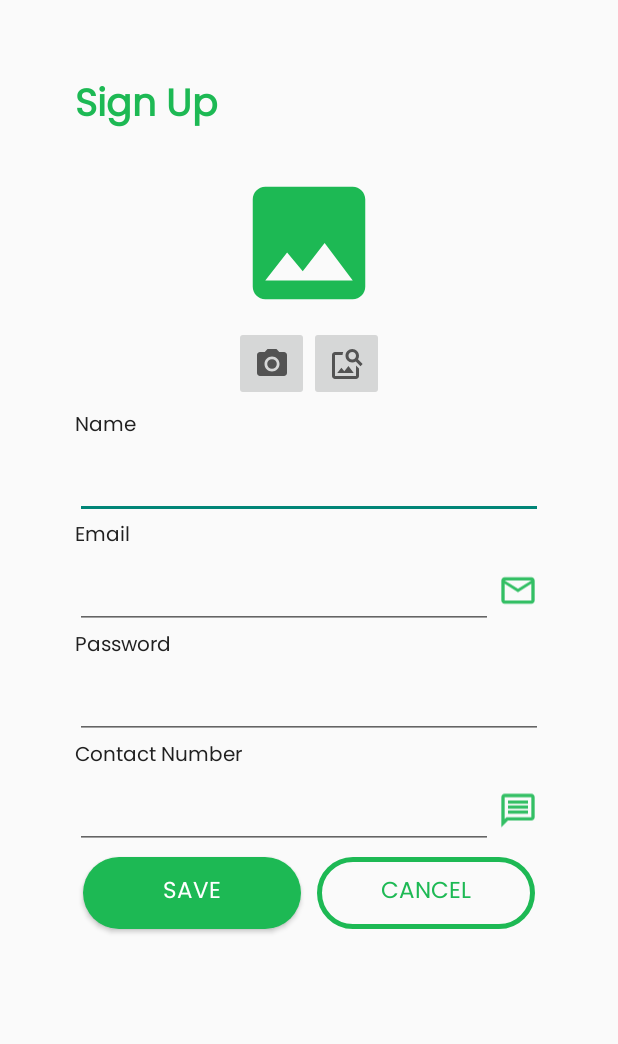
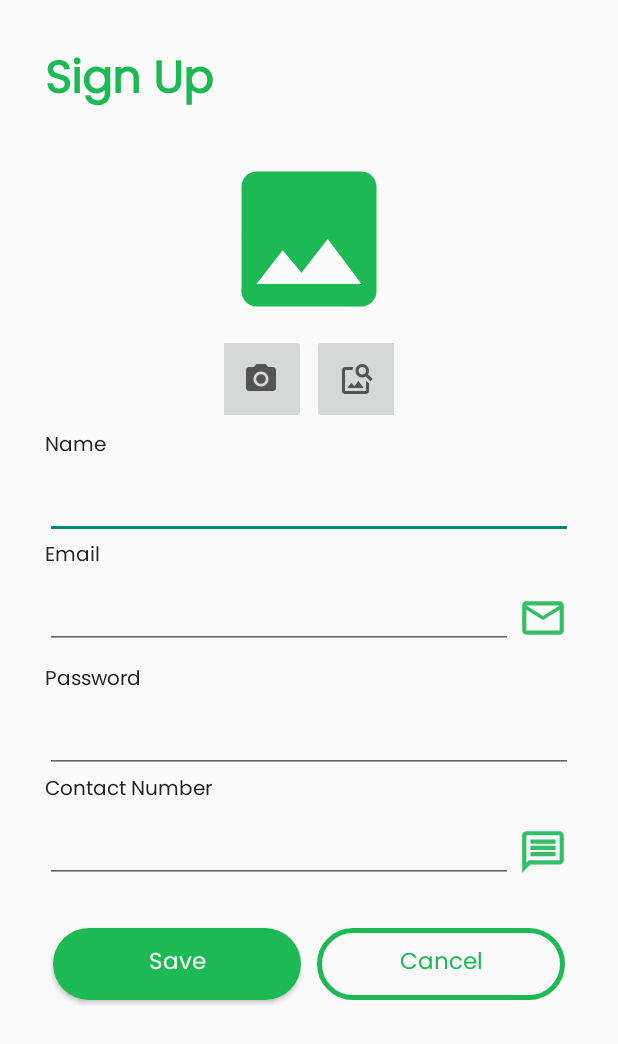
Before and after one commit to djaydevs/android-music-player, an Android app: the SignUpActivity screen opened directly, with no data from a screen before it, on a phone screen of 412 x 824 dp. Shown: the top 1044 px of the screen. Run offline under Robolectric (Android 15) with nearby library versions, the phone set to English and light mode, and no system bars.

Commit message:
minor changes

```diff
--- a/app/src/main/AndroidManifest.xml
+++ b/app/src/main/AndroidManifest.xml
@@ -33,7 +33,7 @@
                 android:value="" />
         </activity>
         <activity
-            android:name=".MainActivity"
+            android:name=".LogInActivity"
             android:exported="true">
 
 
--- a/app/src/main/res/layout/activity_playlist.xml
+++ b/app/src/main/res/layout/activity_playlist.xml
@@ -42,6 +42,7 @@
             android:background="@drawable/button"
             android:fontFamily="@font/poppins"
             android:text="Search"
+            android:textAllCaps="false"
             android:textColor="@color/white" />
 
         <Button
@@ -53,6 +54,7 @@
             android:background="@drawable/button3"
             android:fontFamily="@font/poppins"
             android:text="Stop"
+            android:textAllCaps="false"
             android:textColor="@color/green_500" />
     </LinearLayout>
 
--- a/app/src/main/res/layout/activity_sign_up.xml
+++ b/app/src/main/res/layout/activity_sign_up.xml
@@ -4,7 +4,7 @@
     xmlns:tools="http://schemas.android.com/tools"
     android:layout_width="match_parent"
     android:layout_height="match_parent"
-    android:padding="50dp"
+    android:padding="30dp"
     android:orientation="vertical"
     tools:context=".SignUpActivity">
 
@@ -15,32 +15,35 @@
         android:fontFamily="@font/poppins"
         android:text="Sign Up"
         android:textColor="@color/green_500"
-        android:textSize="25sp"
+        android:textSize="30sp"
         android:textStyle="bold" />
 
     <ImageView
         android:id="@+id/imgProfile"
         android:layout_gravity="center"
-        android:layout_width="100dp"
-        android:layout_height="100dp"
+        android:layout_width="120dp"
+        android:layout_height="120dp"
         android:src="@drawable/ic_image"/>
 
     <LinearLayout
         android:layout_gravity="center"
-        android:layout_width="wrap_content"
+        android:gravity="center"
+        android:layout_width="120dp"
         android:layout_height="wrap_content"
-        android:padding="5dp">
+        android:padding="3dp">
 
         <ImageButton
             android:id="@+id/btnCamera"
-            android:layout_width="50dp"
-            android:layout_height="50dp"
+            android:layout_width="60dp"
+            android:layout_height="60dp"
+            android:layout_marginRight="2dp"
             android:src="@drawable/ic_camera"/>
 
         <ImageButton
             android:id="@+id/btnGallery"
-            android:layout_width="50dp"
-            android:layout_height="50dp"
+            android:layout_width="60dp"
+            android:layout_height="60dp"
+            android:layout_marginLeft="2dp"
             android:src="@drawable/ic_imgsearch"/>
     </LinearLayout>
 
@@ -93,11 +96,12 @@
                 android:textColor="@color/black_400" />
             <ImageView
                 android:id="@+id/btnMail"
-                android:layout_width="50dp"
-                android:layout_height="50dp"
+                android:layout_width="60dp"
+                android:layout_height="60dp"
                 android:padding="3dp"
                 android:src="@drawable/ic_mail"
-                android:layout_weight="0.5"/>
+                android:layout_weight="0.5"
+                android:clickable="true"/>
         </LinearLayout>
     </LinearLayout>
 
@@ -147,17 +151,19 @@
                 android:fontFamily="@font/poppins" />
             <ImageView
                 android:id="@+id/btnContact"
-                android:layout_width="50dp"
-                android:layout_height="50dp"
+                android:layout_width="60dp"
+                android:layout_height="60dp"
                 android:padding="3dp"
                 android:src="@drawable/ic_message"
-                android:layout_weight="0.5"/>
+                android:layout_weight="0.5"
+                android:clickable="true"/>
         </LinearLayout>
     </LinearLayout>
 
     <LinearLayout
         android:layout_width="match_parent"
         android:layout_height="wrap_content"
+        android:layout_marginTop="15dp"
         android:orientation="horizontal">
 
         <Button
@@ -170,6 +176,7 @@
             android:fontFamily="@font/poppins"
             android:text="Save"
             android:textSize="15sp"
+            android:textAllCaps="false"
             android:textColor="@color/white" />
 
         <Button
@@ -182,6 +189,7 @@
             android:fontFamily="@font/poppins"
             android:text="Cancel"
             android:textSize="15sp"
+            android:textAllCaps="false"
             android:textColor="@color/green_500" />
     </LinearLayout>
 </LinearLayout>
--- a/app/src/main/res/layout/row_layout.xml
+++ b/app/src/main/res/layout/row_layout.xml
@@ -7,8 +7,8 @@
 
     <ImageView
         android:id="@+id/albumCover"
-        android:layout_width="100dp"
-        android:layout_height="100dp"
+        android:layout_width="80dp"
+        android:layout_height="80dp"
         android:background="@color/green_500"
         android:layout_weight="0"/>
 
@@ -41,7 +41,7 @@
         android:layout_width="wrap_content"
         android:layout_height="wrap_content"
         android:orientation="vertical"
-        android:layout_margin="20dp">
+        android:layout_margin="20dp" >
 
         <ImageView
             android:id="@+id/btnPlaySong"
--- a/app/src/main/res/values/preloaded_fonts.xml
+++ b/app/src/main/res/values/preloaded_fonts.xml
@@ -2,6 +2,7 @@
 <resources>
     <array name="preloaded_fonts" translatable="false">
         <item>@font/poppins</item>
+        <item>@font/poppins_bold</item>
         <item>@font/poppins_thin</item>
     </array>
 </resources>
--- a/app/src/main/res/values/themes.xml
+++ b/app/src/main/res/values/themes.xml
@@ -6,9 +6,9 @@
         <item name="colorPrimaryVariant">@color/green_500</item>
         <item name="colorOnPrimary">@color/white</item>
         <!-- Secondary brand color. -->
-        <item name="colorSecondary">@color/teal_200</item>
-        <item name="colorSecondaryVariant">@color/teal_700</item>
-        <item name="colorOnSecondary">@color/black</item>
+        <item name="colorSecondary">@color/green_500</item>
+        <item name="colorSecondaryVariant">@color/green_500</item>
+        <item name="colorOnSecondary">@color/black_500</item>
         <!-- Status bar color. -->
         <item name="android:statusBarColor">?attr/colorPrimaryVariant</item>
         <!-- Customize your theme here. -->
```
Also changed, not shown: app/src/main/java/com/example/playlistapp/LogInActivity.java (added, +44 -0 lines), app/src/main/java/com/example/playlistapp/MainActivity.java (deleted, +0 -14 lines), app/src/main/res/font/poppins_bold.xml (added, +7 -0 lines), app/src/main/res/layout/activity_log_in.xml (renamed from app/src/main/res/layout/activity_main.xml, +27 -17 lines).
